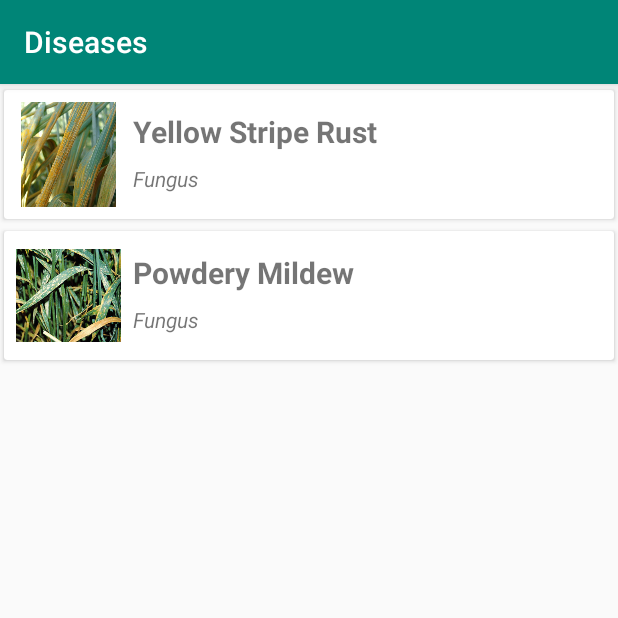
After one commit to usmanali353/plants_app, an Android app: the diseases_list screen opened directly, with no data from a screen before it, on a phone screen of 412 x 824 dp, the top half of it. The commit adds this screen. Run offline under Robolectric (Android 15) with nearby library versions, the phone set to English and light mode, and no system bars.

Commit message:
added diseases pictures and layout

```diff
--- /dev/null
+++ b/app/src/main/java/fyp/plantsapp/Diseases.java
@@ -0,0 +1,70 @@
+package fyp.plantsapp;
+
+import java.util.List;
+
+public class Diseases {
+    String name;
+    String type;
+    int image;
+
+    public int getImage() {
+        return image;
+    }
+
+    public void setImage(int image) {
+        this.image = image;
+    }
+
+    List<String> sprays;
+    List<String> symptoms;
+    List<String> preventive_measures;
+
+    public String getName() {
+        return name;
+    }
+
+    public void setName(String name) {
+        this.name = name;
+    }
+
+    public String getType() {
+        return type;
+    }
+
+    public void setType(String type) {
+        this.type = type;
+    }
+
+    public List<String> getSprays() {
+        return sprays;
+    }
+
+    public void setSprays(List<String> sprays) {
+        this.sprays = sprays;
+    }
+
+    public List<String> getSymptoms() {
+        return symptoms;
+    }
+
+    public void setSymptoms(List<String> symptoms) {
+        this.symptoms = symptoms;
+    }
+
+    public List<String> getPreventive_measures() {
+        return preventive_measures;
+    }
+
+    public void setPreventive_measures(List<String> preventive_measures) {
+        this.preventive_measures = preventive_measures;
+    }
+
+    public Diseases(String name, String type, List<String> sprays, List<String> symptoms, List<String> preventive_measures,int image) {
+        this.name = name;
+        this.type = type;
+        this.sprays = sprays;
+        this.symptoms = symptoms;
+        this.preventive_measures = preventive_measures;
+        this.image=image;
+    }
+}
--- a/app/src/main/java/fyp/plantsapp/MainActivity.java
+++ b/app/src/main/java/fyp/plantsapp/MainActivity.java
@@ -134,7 +134,8 @@ public class MainActivity extends AppCompatActivity implements Listener {
                 }else if(item.getItemId()==R.id.profile){
                     edit_profile();
                 }else if(item.getItemId()==R.id.insecticide){
-                    startActivity(new Intent(MainActivity.this,chatbot.class).putExtra("url",""));
+                   // startActivity(new Intent(MainActivity.this,chatbot.class).putExtra("url",""));
+                    startActivity(new Intent(MainActivity.this,diseases_list.class));
                 }
                 return true;
             }
--- /dev/null
+++ b/app/src/main/java/fyp/plantsapp/disease_list_adapter.java
@@ -0,0 +1,64 @@
+package fyp.plantsapp;
+
+import android.content.Context;
+import android.content.Intent;
+import android.view.LayoutInflater;
+import android.view.View;
+import android.view.ViewGroup;
+import android.widget.ImageView;
+import android.widget.TextView;
+
+import androidx.annotation.NonNull;
+import androidx.cardview.widget.CardView;
+import androidx.recyclerview.widget.RecyclerView;
+
+import com.google.gson.Gson;
+
+import java.util.ArrayList;
+
+public class disease_list_adapter extends RecyclerView.Adapter<disease_list_adapter.disease_list_viewholder> {
+   Context context;
+   ArrayList<Diseases> diseases;
+
+    public disease_list_adapter(Context context, ArrayList<Diseases> diseases) {
+        this.context = context;
+        this.diseases = diseases;
+    }
+
+    @NonNull
+    @Override
+    public disease_list_viewholder onCreateViewHolder(@NonNull ViewGroup parent, int viewType) {
+        return new disease_list_viewholder(LayoutInflater.from(parent.getContext()).inflate(R.layout.wheat_disease_layout,parent,false));
+    }
+
+    @Override
+    public void onBindViewHolder(@NonNull disease_list_viewholder holder, int position) {
+       holder.name.setText(diseases.get(position).getName());
+       holder.type.setText(diseases.get(position).getType());
+       holder.image.setImageResource(diseases.get(position).getImage());
+       holder.disease_card.setOnClickListener(new View.OnClickListener() {
+           @Override
+           public void onClick(View view) {
+               context.startActivity(new Intent(context,disease_detail.class).putExtra("disease_data",new Gson().toJson(diseases.get(position))));
+           }
+       });
+    }
+
+    @Override
+    public int getItemCount() {
+        return diseases.size();
+    }
+
+    class disease_list_viewholder extends RecyclerView.ViewHolder{
+       ImageView image;
+       TextView name,type;
+       CardView disease_card;
+       public disease_list_viewholder(@NonNull View itemView) {
+           super(itemView);
+           image=itemView.findViewById(R.id.disease_img);
+           name=itemView.findViewById(R.id.name);
+           type=itemView.findViewById(R.id.type);
+           disease_card=itemView.findViewById(R.id.disease_card);
+       }
+   }
+}
--- /dev/null
+++ b/app/src/main/java/fyp/plantsapp/diseases_list.java
@@ -0,0 +1,68 @@
+package fyp.plantsapp;
+
+import android.os.Bundle;
+
+import com.google.android.material.floatingactionbutton.FloatingActionButton;
+import com.google.android.material.snackbar.Snackbar;
+
+import androidx.appcompat.app.AppCompatActivity;
+import androidx.appcompat.widget.Toolbar;
+import androidx.recyclerview.widget.LinearLayoutManager;
+import androidx.recyclerview.widget.RecyclerView;
+
+import android.view.View;
+
+import java.util.ArrayList;
+import java.util.List;
+
+public class diseases_list extends AppCompatActivity {
+RecyclerView diseases_list;
+ArrayList<Diseases> diseases;
+    @Override
+    protected void onCreate(Bundle savedInstanceState) {
+        super.onCreate(savedInstanceState);
+        setContentView(R.layout.activity_diseases_list);
+        Toolbar toolbar = findViewById(R.id.toolbar);
+        setSupportActionBar(toolbar);
+        diseases=new ArrayList<>();
+        diseases_list=findViewById(R.id.diseases_list);
+        diseases_list.setLayoutManager(new LinearLayoutManager(this));
+        populate_diseases_list();
+        diseases_list.setAdapter(new disease_list_adapter(this,diseases));
+    }
+
+    private void populate_diseases_list(){
+        List<String> preventive_measures1=new ArrayList<>();
+        preventive_measures1.add("Cultivate disease resistant variables if available");
+        preventive_measures1.add("Ensure adequate nitrogen fertilization,Avoid excess nitrogen use.");
+        preventive_measures1.add("Screen fields regularly for volunteer plants and remove then");
+        preventive_measures1.add("Plow and dig crop residues deep in the soil after harvest");
+        List<String> symptoms1=new ArrayList<>();
+        symptoms1.add("Tiny Rusty postules arranged in stripes");
+        symptoms1.add("stems and head can also be affected");
+        List<String> sprays1=new ArrayList<>();
+        sprays1.add("bacillus pumilus");
+        sprays1.add("Azoxystrobin 18.2%,Cyproconazole 7.3% SC");
+        sprays1.add("Azoxystrobin 18.2%,Difenoconazole 11.4% SC");
+        sprays1.add("Tebuconazole 50.0%,WG,Trifloxystrobin 25.0% WG");
+        diseases.add(new Diseases("Yellow Stripe Rust","Fungus",sprays1,symptoms1,preventive_measures1,R.drawable.yellow_rust));
+        List<String> preventive_measures2=new ArrayList<>();
+        preventive_measures1.add("Choose resistant variables if available");
+        preventive_measures1.add("Do not sow too early in the season");
+        preventive_measures1.add("Modify sowing density to allow for good aeration of cultures and reduce humidity");
+        preventive_measures1.add("Mornitor field regularly for first signs of disease");
+        preventive_measures1.add("plan crop rotation with non host plants");
+        List<String> symptoms2=new ArrayList<>();
+        symptoms2.add("White fluffy patches on the leaves");
+        symptoms2.add("in some crops patches can appear as large raised postules instead");
+        symptoms2.add("Powdery Zones turns gray as disease progresses");
+        symptoms2.add("Conspicious black specks may appear late in the season");
+        symptoms2.add("Densly sowed plants and excessive nitrogen application are main causes");
+        List<String> sprays2=new ArrayList<>();
+        sprays2.add("Milk Solutions");
+        sprays2.add("Azoxystrobin 18.2%,Cyproconazole 7.3% SC");
+        sprays2.add("Azoxystrobin 18.2%,Difenoconazole 11.4% SC");
+        sprays2.add("Tebuconazole 50.0%,WG,Trifloxystrobin 25.0% WG");
+        diseases.add(new Diseases("Powdery Mildew","Fungus",sprays2,symptoms2,preventive_measures2,R.drawable.powdery_mildrew));
+    }
+}
--- /dev/null
+++ b/app/src/main/res/layout/activity_diseases_list.xml
@@ -0,0 +1,25 @@
+<?xml version="1.0" encoding="utf-8"?>
+<androidx.coordinatorlayout.widget.CoordinatorLayout xmlns:android="http://schemas.android.com/apk/res/android"
+    xmlns:app="http://schemas.android.com/apk/res-auto"
+    xmlns:tools="http://schemas.android.com/tools"
+    android:layout_width="match_parent"
+    android:layout_height="match_parent"
+    tools:context=".diseases_list">
+
+    <com.google.android.material.appbar.AppBarLayout
+        android:layout_width="match_parent"
+        android:layout_height="wrap_content"
+        android:theme="@style/AppTheme.AppBarOverlay">
+
+        <androidx.appcompat.widget.Toolbar
+            android:id="@+id/toolbar"
+            android:layout_width="match_parent"
+            android:layout_height="?attr/actionBarSize"
+            android:background="?attr/colorPrimary"
+            app:popupTheme="@style/AppTheme.PopupOverlay" />
+
+    </com.google.android.material.appbar.AppBarLayout>
+
+    <include layout="@layout/content_diseases_list" />
+
+</androidx.coordinatorlayout.widget.CoordinatorLayout>
--- /dev/null
+++ b/app/src/main/res/layout/content_diseases_list.xml
@@ -0,0 +1,12 @@
+<?xml version="1.0" encoding="utf-8"?>
+<RelativeLayout xmlns:android="http://schemas.android.com/apk/res/android"
+    xmlns:app="http://schemas.android.com/apk/res-auto"
+    android:layout_width="match_parent"
+    android:layout_height="match_parent"
+    app:layout_behavior="@string/appbar_scrolling_view_behavior">
+    <androidx.recyclerview.widget.RecyclerView
+        android:layout_width="match_parent"
+        android:layout_height="match_parent"
+        android:id="@+id/diseases_list"
+        />
+</RelativeLayout>
--- a/app/src/main/res/layout/wheat_disease_layout.xml
+++ b/app/src/main/res/layout/wheat_disease_layout.xml
@@ -1,6 +1,12 @@
 <?xml version="1.0" encoding="utf-8"?>
+<androidx.cardview.widget.CardView xmlns:android="http://schemas.android.com/apk/res/android"
+    android:layout_width="match_parent"
+    android:layout_height="wrap_content"
+    xmlns:app="http://schemas.android.com/apk/res-auto"
+    android:id="@+id/disease_card"
+    app:cardUseCompatPadding="true"
+    >
     <RelativeLayout
-    xmlns:android="http://schemas.android.com/apk/res/android"
         android:layout_width="match_parent"
         android:layout_height="match_parent">
         <ImageView
@@ -32,3 +38,4 @@
             android:textStyle="italic"
             />
     </RelativeLayout>
+</androidx.cardview.widget.CardView>
--- a/app/src/main/res/values/strings.xml
+++ b/app/src/main/res/values/strings.xml
@@ -42,4 +42,5 @@
         <item>Harvesting</item>
     </string-array>
     <string name="title_activity_procedure_details">Procedure Details</string>
+    <string name="title_activity_diseases_list">Diseases</string>
 </resources>
```
Also changed, not shown: app/src/main/AndroidManifest.xml (+9 -1 lines), app/src/main/java/fyp/plantsapp/Fragments/preventive_mesaures_fragment.java (added, +18 -0 lines), app/src/main/java/fyp/plantsapp/Fragments/sprays_fragment.java (added, +18 -0 lines), app/src/main/java/fyp/plantsapp/Fragments/symptoms_fragment.java (added, +18 -0 lines), app/src/main/java/fyp/plantsapp/disease_detail.java (added, +118 -0 lines), app/src/main/res/layout/activity_disease_detail.xml (added, +102 -0 lines), app/src/main/res/layout/content_disease_detail.xml (added, +15 -0 lines), app/src/main/res/drawable/tan_spot.jpg (deleted). Lines whose indentation alone changed are shown as unchanged.
